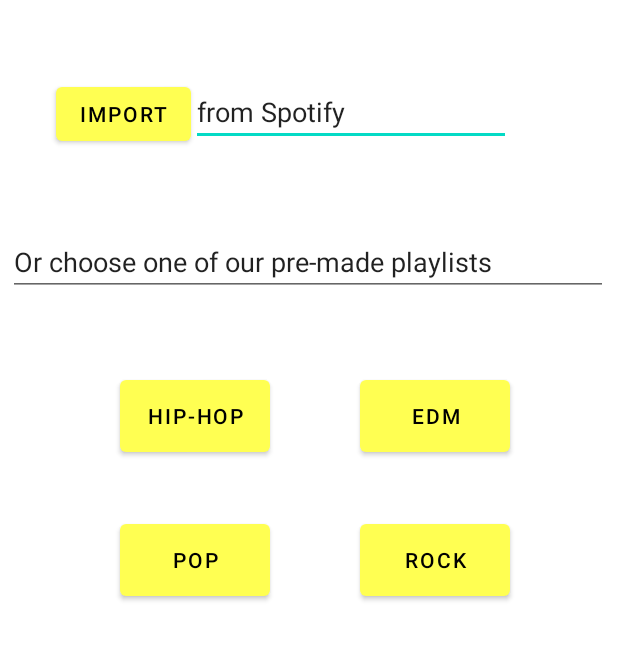
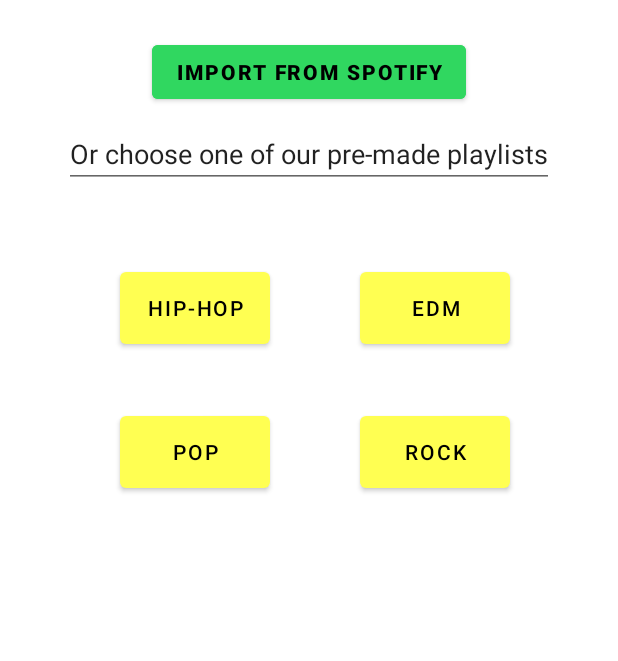
Before and after one commit to idomori/error404, an Android app: the screen it shows after launch (StartingActivity), on a phone screen of 412 x 824 dp, the part 459-1120 px from its top. Run offline under Robolectric (Android 15) with nearby library versions, the phone set to English and light mode, and no system bars.

Commit message:
Minor Update

```diff
--- a/kotlinRecommender/app/src/main/AndroidManifest.xml
+++ b/kotlinRecommender/app/src/main/AndroidManifest.xml
@@ -22,8 +22,6 @@
                 <category android:name="android.intent.category.LAUNCHER" />
             </intent-filter>
         </activity>
-        <activity android:name=".UndoReject" />
-        <activity android:name=".UndoAdd" />
         <activity android:name=".RecommendationActivity" />
         <activity android:name=".PostActivity"/>
         <activity android:name=".MainActivity">
--- a/kotlinRecommender/app/src/main/res/layout/activity_starting.xml
+++ b/kotlinRecommender/app/src/main/res/layout/activity_starting.xml
@@ -19,33 +19,27 @@
         android:id="@+id/import_button"
         android:layout_width="wrap_content"
         android:layout_height="wrap_content"
-        android:layout_marginStart="37dp"
-        android:layout_marginTop="52dp"
+        android:layout_marginTop="24dp"
+        android:backgroundTint="@color/spotify"
         android:onClick="importSong"
-        android:text="import"
+        android:text="import from spotify"
+        android:textStyle="bold"
+        app:layout_constraintEnd_toEndOf="parent"
         app:layout_constraintStart_toStartOf="parent"
         app:layout_constraintTop_toBottomOf="@+id/imageView2" />
 
     <EditText
-        android:id="@+id/from_Spotify"
+        android:id="@+id/app_description"
         android:layout_width="wrap_content"
         android:layout_height="wrap_content"
-        android:layout_marginTop="52dp"
-        android:ems="10"
-        android:inputType="textPersonName"
-        android:text="from Spotify"
-        app:layout_constraintStart_toEndOf="@+id/import_button"
-        app:layout_constraintTop_toBottomOf="@+id/imageView2" />
-
-    <EditText
-        android:id="@+id/app_description"
-        android:layout_width="400dp"
-        android:layout_height="wrap_content"
-        android:layout_marginStart="5dp"
-        android:layout_marginTop="52dp"
-        android:ems="10"
+        android:layout_marginTop="8dp"
+        android:clickable="false"
+        android:cursorVisible="false"
+        android:focusable="false"
+        android:focusableInTouchMode="false"
         android:inputType="textPersonName"
         android:text="Or choose one of our pre-made playlists"
+        app:layout_constraintEnd_toEndOf="parent"
         app:layout_constraintStart_toStartOf="parent"
         app:layout_constraintTop_toBottomOf="@+id/import_button" />
 
--- a/kotlinRecommender/app/src/main/res/values/colors.xml
+++ b/kotlinRecommender/app/src/main/res/values/colors.xml
@@ -14,6 +14,7 @@
     <color name="discard2">#F38D6D</color>
     <color name="save">#F4F4B8</color>
     <color name="save2">#A5CA40</color>
+    <color name="spotify">#30D760</color>
 
 
 </resources>
```
Also changed, not shown: kotlinRecommender/app/src/main/java/edu/umich/error404/kotlinchatter/UndoAdd.kt (deleted, +0 -20 lines), kotlinRecommender/app/src/main/java/edu/umich/error404/kotlinchatter/UndoReject.kt (deleted, +0 -20 lines), 1 other file.
